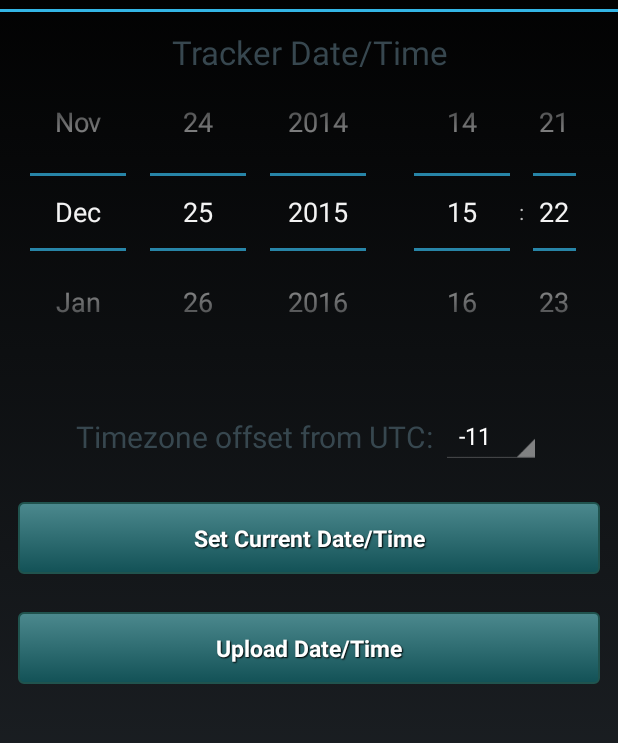
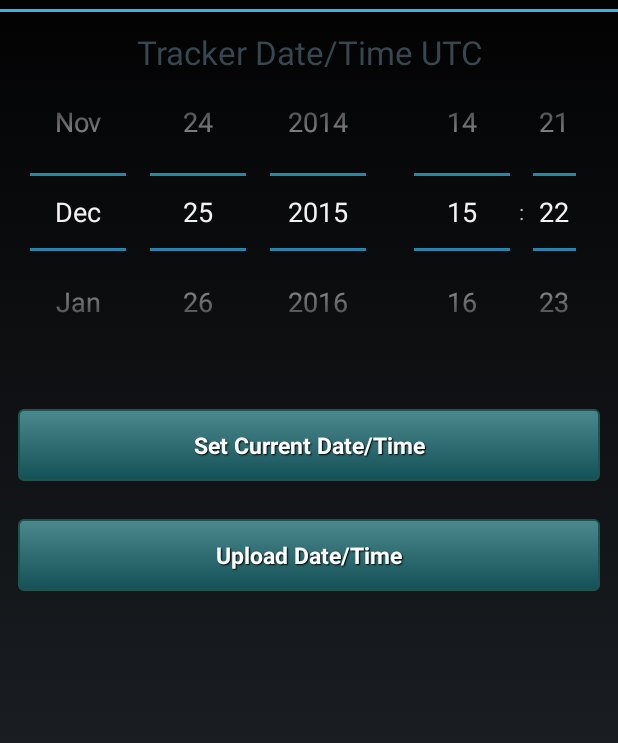
Before and after one commit to ClassicDIY/SkyeTracker, an Android app: the fragment DateTimeTab shown on its own in the app's theme, on a phone screen of 412 x 824 dp, the part 60-803 px from its top. Run offline under Robolectric (Android 15) with nearby library versions, the phone set to English and light mode, and no system bars.

Commit message:
Removed TimeZone, tracker now uses UTC time

```diff
--- a/code/Android/app/build.gradle
+++ b/code/Android/app/build.gradle
@@ -38,6 +38,5 @@ dependencies {
     compile 'com.android.support:appcompat-v7:21.0.3'
     compile 'com.android.support:support-v13:21.0.3'
     compile 'com.google.android.gms:play-services-maps:8.3.0'
-    compile 'com.google.android.gms:play-services:8.3.0'
-    compile 'com.loopj.android:android-async-http:1.4.9'
+
 }
--- a/code/Android/app/src/main/java/com/skye/skyetracker/ConfigOptions.java
+++ b/code/Android/app/src/main/java/com/skye/skyetracker/ConfigOptions.java
@@ -6,8 +6,6 @@ public class ConfigOptions implements Serializable {
 
     public ConfigOptions(ConfigTransfer cfg) {
         d = cfg.d;
-        u = cfg.u;
     }
     public boolean d; // dual axis
-    public int u; // offset to UTC
 }
--- a/code/Android/app/src/main/java/com/skye/skyetracker/ConfigTransfer.java
+++ b/code/Android/app/src/main/java/com/skye/skyetracker/ConfigTransfer.java
@@ -16,7 +16,6 @@ public class ConfigTransfer implements Serializable {
         w = cf.w;
         n = cf.n;
         x = cf.x;
-        u = cf.u;
         lh = cf.lh;
         lv = cf.lv;
         sh = cf.sh;
@@ -30,7 +29,6 @@ public class ConfigTransfer implements Serializable {
     public int w; // west azimuth
     public int n; // mininmum elevation
     public int x; // maximum elevation
-    public int u; // offset to UTC
     public int lh; // length of horizontal actuator
     public int lv; // length of vertical actuator
     public int sh; // speed of horizontal actuator in inches per second * 100 (0.31 => 31)
--- a/code/Android/app/src/main/java/com/skye/skyetracker/DateTimeTab.java
+++ b/code/Android/app/src/main/java/com/skye/skyetracker/DateTimeTab.java
@@ -10,37 +10,28 @@ import android.support.v4.content.LocalBroadcastManager;
 import android.view.LayoutInflater;
 import android.view.View;
 import android.view.ViewGroup;
-import android.widget.AdapterView;
-import android.widget.ArrayAdapter;
 import android.widget.Button;
 import android.widget.DatePicker;
-import android.widget.Spinner;
 import android.widget.TimePicker;
 
 import com.google.gson.Gson;
 
 import java.util.Calendar;
-import java.util.HashMap;
-import java.util.LinkedHashMap;
 import java.util.TimeZone;
 
 /**
  * Created by Me on 12/5/2015.
  */
 public class DateTimeTab extends Fragment {
-    ConfigTransfer configTransfer;
     DatePicker datePicker;
     TimePicker timePicker;
-    Spinner mSpinner;
     Button btnSyncTime, btnUploadDateTime;
     Context context;
-    HashMap<String, Integer> timeZones;
 
     @Override
     public View onCreateView(LayoutInflater inflater, ViewGroup container,  Bundle savedInstanceState) {
         context = container.getContext();
         View rootView = inflater.inflate(R.layout.datetime, container, false);
-        configTransfer = new ConfigTransfer();
         btnSyncTime = (Button) rootView.findViewById(R.id.btnSyncTime);
         btnUploadDateTime = (Button) rootView.findViewById(R.id.btnUploadDateTime);
         datePicker = (DatePicker) rootView.findViewById(R.id.datePicker);
@@ -60,17 +51,13 @@ public class DateTimeTab extends Fragment {
 
             }
         });
-        //populate spinner with all timezones
-        SetupSpinner(rootView);
 
         LocalBroadcastManager.getInstance(context).registerReceiver(mDateTimeReceiver, new IntentFilter("com.skye.skyetracker.datetime"));
-        LocalBroadcastManager.getInstance(context).registerReceiver(mConfigurationReceiver, new IntentFilter("com.skye.skyetracker.configuration"));
-
         btnSyncTime.setOnClickListener(new View.OnClickListener() {
             public void onClick(View v) {
-                Calendar rightNow = Calendar.getInstance();
+                Calendar rightNow =  Calendar.getInstance(TimeZone.getTimeZone("UTC"));
                 datePicker.updateDate(rightNow.get(Calendar.YEAR), rightNow.get(Calendar.MONTH), rightNow.get(Calendar.DAY_OF_MONTH));
-                timePicker.setCurrentHour(rightNow.get(Calendar.HOUR));
+                timePicker.setCurrentHour(rightNow.get(Calendar.HOUR_OF_DAY));
                 timePicker.setCurrentMinute(rightNow.get(Calendar.MINUTE));
             }
         });
@@ -80,13 +67,7 @@ public class DateTimeTab extends Fragment {
                 Calendar selectedDateTime = Calendar.getInstance(TimeZone.getTimeZone("gmt"));
                 selectedDateTime.set(datePicker.getYear(), datePicker.getMonth(), datePicker.getDayOfMonth(), timePicker.getCurrentHour(), timePicker.getCurrentMinute());
                 MainApplication.SendCommand(String.format("SetDateTime|%d", selectedDateTime.getTimeInMillis() / 1000)); // divide by 1000 to get local time in unixtime seconds
-                // update timezone
-                Gson gson = new Gson();
-                ConfigOptions configOptions = new ConfigOptions(configTransfer);
-                String json = "SetO|" + gson.toJson(configOptions);
-                MainApplication.SendCommand(json);
                 MainApplication.SendCommand("GetDateTime");
-                MainApplication.SendCommand("GetConfiguration");
             }
         });
 
@@ -97,38 +78,19 @@ public class DateTimeTab extends Fragment {
     public void onDestroyView() {
         super.onDestroyView();
         LocalBroadcastManager.getInstance(context).unregisterReceiver(mDateTimeReceiver);
-        LocalBroadcastManager.getInstance(context).unregisterReceiver(mConfigurationReceiver);
-
     }
 
     @Override
     public void onStart() {
         MainApplication.SendCommand("GetDateTime");
-        MainApplication.SendCommand("GetConfiguration");
         super.onStart();
     }
 
     @Override
     public void onResume() {
         MainApplication.SendCommand("GetDateTime");
-        MainApplication.SendCommand("GetConfiguration");
         super.onResume();
     }
-
-    private BroadcastReceiver mConfigurationReceiver = new BroadcastReceiver() {
-        @Override
-        public void onReceive(Context context, Intent intent) {
-            String json = intent.getStringExtra("json");
-            Gson gson = new Gson();
-            try {
-                configTransfer = gson.fromJson(json, ConfigTransfer.class );
-                mSpinner.setSelection(configTransfer.u + 11);
-            }
-            catch (Exception ex) {
-                ex.printStackTrace();
-            }
-        }
-    };
 
     private BroadcastReceiver mDateTimeReceiver = new BroadcastReceiver() {
         @Override
@@ -138,68 +100,15 @@ public class DateTimeTab extends Fragment {
             try {
                 TimeTransfer timeTransfer = gson.fromJson(json, TimeTransfer.class);
                 long dv = Long.valueOf(timeTransfer.sT)*1000;// its need to be in milisecond
-
                 Calendar trackerDateTime = Calendar.getInstance(TimeZone.getTimeZone("gmt"));
                 trackerDateTime.setTimeInMillis(dv);
                 datePicker.updateDate(trackerDateTime.get(Calendar.YEAR), trackerDateTime.get(Calendar.MONTH), trackerDateTime.get(Calendar.DAY_OF_MONTH));
                 timePicker.setCurrentHour(trackerDateTime.get(Calendar.HOUR_OF_DAY));
                 timePicker.setCurrentMinute(trackerDateTime.get(Calendar.MINUTE));
-
             }
             catch (Exception ex) {
                 ex.printStackTrace();
             }
         }
     };
-
-    private void SetupSpinner(View rootView) {
-        timeZones = new LinkedHashMap<String, Integer>();
-
-        timeZones.put("-11", -11);
-        timeZones.put("-10", -10);
-        timeZones.put("-9", -9);
-        timeZones.put("-8", -8);
-        timeZones.put("-7", -7);
-        timeZones.put("-6", -6);
-        timeZones.put("-5", -5);
-        timeZones.put("-4", -4);
-        timeZones.put("-3", -3);
-        timeZones.put("-2", -2);
-        timeZones.put("-1", -1);
-        timeZones.put("UTC", 0);
-        timeZones.put("+1", 1);
-        timeZones.put("+2", 2);
-        timeZones.put("+3", 3);
-        timeZones.put("+4", 4);
-        timeZones.put("+5", 5);
-        timeZones.put("+6", 6);
-        timeZones.put("+7", 7);
-        timeZones.put("+8", 8);
-        timeZones.put("+9", 9);
-        timeZones.put("+10", 10);
-        timeZones.put("+11", 11);
-        timeZones.put("+12", 12);
-
-        mSpinner = (Spinner) rootView.findViewById(R.id.timezonespinner);
-        String[] spinnerArray = new String[timeZones.size()];
-        int i = 0;
-        for (String key: timeZones.keySet() ) {
-            spinnerArray[i++] = key;
-        }
-        ArrayAdapter<String> adapter =new ArrayAdapter<String>(context,android.R.layout.simple_spinner_item, spinnerArray);
-        adapter.setDropDownViewResource(android.R.layout.simple_spinner_dropdown_item);
-        mSpinner.setAdapter(adapter);
-        mSpinner.setOnItemSelectedListener(new AdapterView.OnItemSelectedListener() {
-            public void onItemSelected(AdapterView<?> parent, View view, int pos, long id) {
-
-                configTransfer.u = (Integer)timeZones.values().toArray()[pos];
-
-            }
-
-            public void onNothingSelected(AdapterView<?> parent) {
-
-            }
-        });
-    }
-
 }
--- a/code/Android/app/src/main/java/com/skye/skyetracker/InfoTab.java
+++ b/code/Android/app/src/main/java/com/skye/skyetracker/InfoTab.java
@@ -23,7 +23,7 @@ public class InfoTab extends Fragment {
 
     ConfigTransfer configTransfer;
     TextView textDualAxis;
-    TextView textLatitude, textDateTime, textUtcOffset, textLongitude, textArrayAzimuth, textArrayElevation, textSunAzimuth;
+    TextView textLatitude, textDateTime, textLongitude, textArrayAzimuth, textArrayElevation, textSunAzimuth;
     TextView textSunElevation, textMinAzimuth, textMaxAzimuth, textMinElevation, textMaxElevation, textTrackerState, textTrackerError, textHorizontalActuatorPosition, textVerticalActuatorPosition;
     Context context;
 
@@ -46,7 +46,6 @@ public class InfoTab extends Fragment {
         textMinElevation = (TextView) rootView.findViewById(R.id.textMinElevation);
         textMaxElevation = (TextView) rootView.findViewById(R.id.textMaxElevation);
         textDateTime = (TextView) rootView.findViewById(R.id.textDateTime);
-        textUtcOffset = (TextView) rootView.findViewById(R.id.textUtcOffset);
         textTrackerState = (TextView) rootView.findViewById(R.id.textTrackerState);
         textTrackerError = (TextView) rootView.findViewById(R.id.textTrackerError);
         textHorizontalActuatorPosition = (TextView) rootView.findViewById(R.id.textHorizontalActuatorPosition);
@@ -169,7 +168,6 @@ public class InfoTab extends Fragment {
                 textMaxAzimuth.setText(String.format("%d", configTransfer.w)+ (char) 0x00B0);
                 textMinElevation.setText(String.format("%d", configTransfer.n)+ (char) 0x00B0);
                 textMaxElevation.setText(String.format("%d", configTransfer.x)+ (char) 0x00B0);
-                textUtcOffset.setText(String.format("%d", configTransfer.u));
             }
             catch (Exception ex) {
                 ex.printStackTrace();
@@ -187,7 +185,7 @@ public class InfoTab extends Fragment {
                 long dv = Long.valueOf(timeTransfer.sT)*1000;// its need to be in milisecond
                 TimeZone tz = TimeZone.getDefault();
                 Date df = new java.util.Date(dv - tz.getOffset(dv));
-                String vv = new SimpleDateFormat("MM dd, yyyy hh:mma").format(df);
+                String vv = new SimpleDateFormat("MM dd, yyyy kk:mm").format(df);
                 textDateTime.setText(vv);
             }
             catch (Exception ex) {
--- a/code/Android/app/src/main/res/layout/datetime.xml
+++ b/code/Android/app/src/main/res/layout/datetime.xml
@@ -11,7 +11,7 @@
 
     <TextView
         style="@style/HeaderLabel"
-        android:text="Tracker Date/Time"
+        android:text="Tracker Date/Time UTC"
         android:layout_gravity="center_horizontal"
         android:paddingBottom="10dp" />
 
@@ -50,25 +50,6 @@
 
         </LinearLayout>
 
-        <LinearLayout
-            android:layout_width="wrap_content"
-            android:layout_height="wrap_content"
-            android:layout_gravity="center_horizontal"
-            android:orientation="horizontal"
-            android:paddingTop="25dp">
-
-            <TextView
-                style="@style/SetupLabel"
-                android:layout_gravity="center"
-                android:text="Timezone offset from UTC: " />
-
-            <Spinner
-                android:id="@+id/timezonespinner"
-                android:layout_width="wrap_content"
-                android:layout_height="wrap_content"
-                android:layout_gravity="center" />
-        </LinearLayout>
-
         <Button
             android:id="@+id/btnSyncTime"
             style="@style/btnStyleGenoa"
```
Also changed, not shown: code/Android/app/src/main/java/com/skye/skyetracker/GoogleTimeZone.java (deleted, +0 -13 lines), code/Android/app/src/main/java/com/skye/skyetracker/KeyValueArrayAdapter.java (deleted, +0 -217 lines), code/Android/app/src/main/java/com/skye/skyetracker/LocationTab.java (+0 -57 lines), code/Android/app/src/main/res/layout/info.xml (+1 -13 lines), 8 other files.
